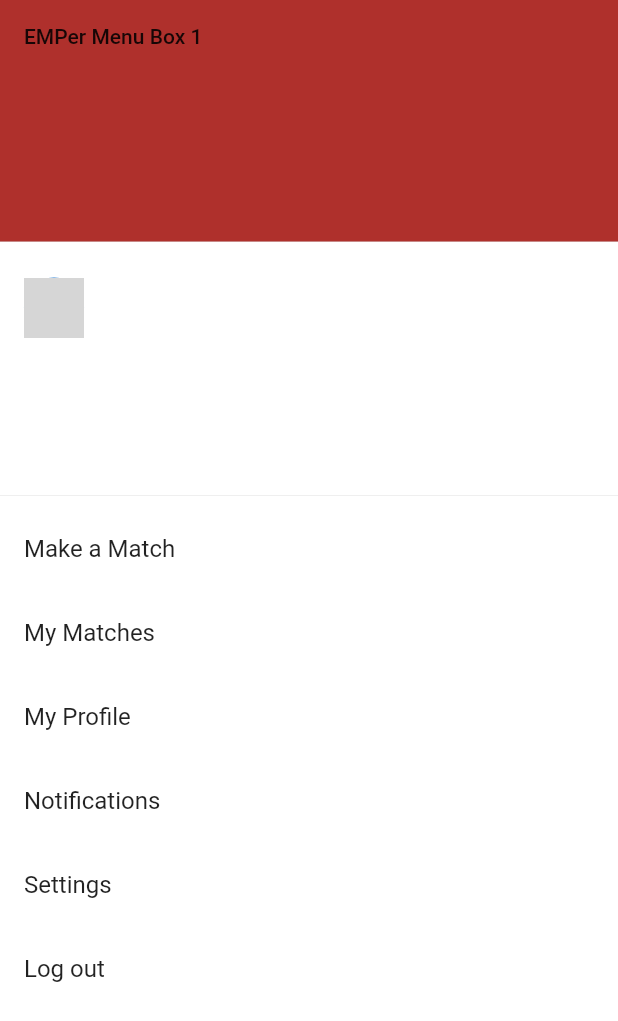
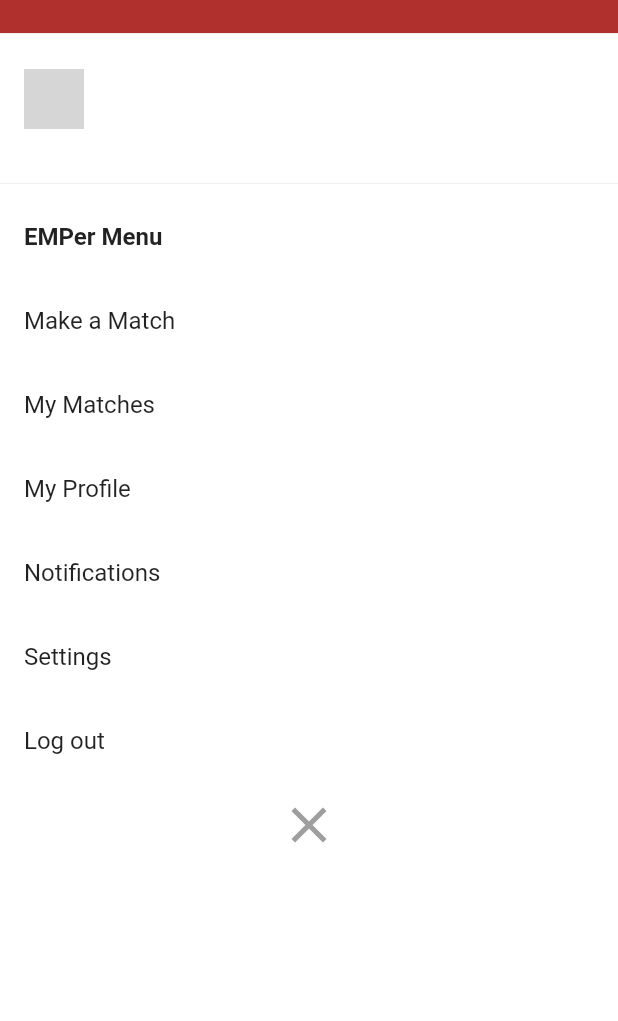
Before and after one commit to FaidraA/EMPer, a Flutter app: the screen it shows after launch, on a phone screen of 412 x 824 dp. Shown: the top 1021 px of the screen. Run offline on Flutter 3.47's test engine with Material 2 defaults, Android fonts, the phone set to English and light mode, and no system bars; our stand-ins replace google_fonts; network calls fail; grey boxes are pictures that could not be loaded.

Commit message:
Menu Almost Completed

```diff
--- a/lib/screens/menu.dart
+++ b/lib/screens/menu.dart
@@ -1,22 +1,10 @@
+// ignore_for_file: unnecessary_const
+
 import 'package:flutter/material.dart';
-import 'package:google_fonts/google_fonts.dart';
 
-class Menu extends StatefulWidget {
+class Menu extends StatelessWidget {
   const Menu({Key? key, required this.title}) : super(key: key);
   final String title;
-
-  @override
-  State<Menu> createState() => _MenuState();
-}
-
-class _MenuState extends State<Menu> {
-  int profileCount = 1;
-  bool favourited = false;
-  void _incrementCounter() {
-    setState(() {
-      profileCount++;
-    });
-  }
 
   @override
   Widget build(BuildContext context) {
@@ -28,13 +16,18 @@ class _MenuState extends State<Menu> {
           child: ListView(
             padding: EdgeInsets.zero,
             children: [
-              const DrawerHeader(
+              const SizedBox(
+                height: 30,
+                child: const DrawerHeader(
                   decoration: BoxDecoration(
                     color: const Color(0xFFAF302C),
                   ),
                   child: Text('EMPer Menu Box 1'),
                 ),
-              const DrawerHeader(
+              ),
+              const SizedBox(
+                height: 100,
+                child: const DrawerHeader(
                   decoration: BoxDecoration(
                     color: const Color(0xFFFFFFFF),
                   ),
@@ -43,7 +36,14 @@ class _MenuState extends State<Menu> {
                     child: CircleAvatar(
                       backgroundImage:
                           NetworkImage('assets/Face1.png', scale: 0.5),
-                  ), //Text('EMPer Menu box 2'),
+                    ),
+                  ),
+                ),
+              ),
+              const ListTile(
+                title: const Text(
+                  'EMPer Menu',
+                  style: TextStyle(fontWeight: FontWeight.bold),
                 ),
               ),
               ListTile(
@@ -100,6 +100,15 @@ class _MenuState extends State<Menu> {
                   Navigator.pop(context);
                 },
               ),
+              ListTile(
+                title: const Icon(Icons.close, color: Colors.grey, size: 40),
+                onTap: () {
+                  // Update the state of the app
+                  // ...
+                  // Then close the drawer
+                  Navigator.pop(context);
+                },
+              ),
             ],
           ),
         ),
```
Lines whose indentation alone changed are shown as unchanged.
